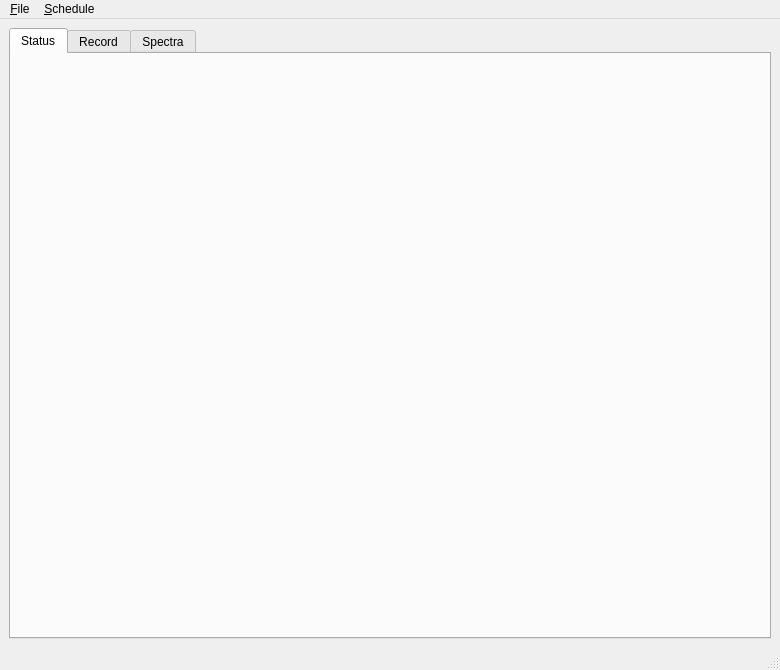
Above: piccolo2/player/player.ui from TeamPiccolo/piccolo2-player before the change. Below: the same form after it.
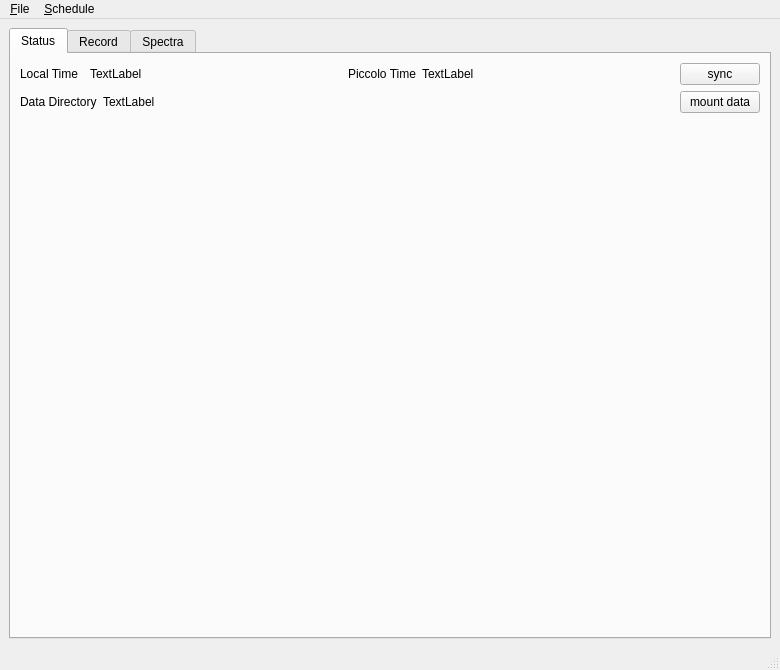
That is the form after the change. The open tabs and pages were chosen to show the change. Icons and pictures are not drawn. Custom widgets are drawn as their Qt base class.

Commit message: populate status tab

The edit to the form file:
```diff
--- a/piccolo2/player/player.ui
+++ b/piccolo2/player/player.ui
@@ -30,6 +30,172 @@
        <attribute name="title">
         <string>Status</string>
        </attribute>
+       <layout class="QVBoxLayout" name="verticalLayout_3">
+        <item>
+         <layout class="QHBoxLayout" name="horizontalLayout_8">
+          <item>
+           <widget class="QLabel" name="label_4">
+            <property name="sizePolicy">
+             <sizepolicy hsizetype="Preferred" vsizetype="Preferred">
+              <horstretch>0</horstretch>
+              <verstretch>0</verstretch>
+             </sizepolicy>
+            </property>
+            <property name="minimumSize">
+             <size>
+              <width>64</width>
+              <height>0</height>
+             </size>
+            </property>
+            <property name="text">
+             <string>Local Time</string>
+            </property>
+           </widget>
+          </item>
+          <item>
+           <widget class="QLabel" name="localTime">
+            <property name="sizePolicy">
+             <sizepolicy hsizetype="Expanding" vsizetype="Preferred">
+              <horstretch>0</horstretch>
+              <verstretch>0</verstretch>
+             </sizepolicy>
+            </property>
+            <property name="text">
+             <string>TextLabel</string>
+            </property>
+           </widget>
+          </item>
+          <item>
+           <spacer name="horizontalSpacer_6">
+            <property name="orientation">
+             <enum>Qt::Horizontal</enum>
+            </property>
+            <property name="sizeHint" stdset="0">
+             <size>
+              <width>40</width>
+              <height>20</height>
+             </size>
+            </property>
+           </spacer>
+          </item>
+          <item>
+           <widget class="QLabel" name="label_6">
+            <property name="sizePolicy">
+             <sizepolicy hsizetype="Preferred" vsizetype="Preferred">
+              <horstretch>0</horstretch>
+              <verstretch>0</verstretch>
+             </sizepolicy>
+            </property>
+            <property name="text">
+             <string>Piccolo Time</string>
+            </property>
+           </widget>
+          </item>
+          <item>
+           <widget class="QLabel" name="piccoloTime">
+            <property name="sizePolicy">
+             <sizepolicy hsizetype="Expanding" vsizetype="Preferred">
+              <horstretch>0</horstretch>
+              <verstretch>0</verstretch>
+             </sizepolicy>
+            </property>
+            <property name="text">
+             <string>TextLabel</string>
+            </property>
+           </widget>
+          </item>
+          <item>
+           <spacer name="horizontalSpacer_4">
+            <property name="orientation">
+             <enum>Qt::Horizontal</enum>
+            </property>
+            <property name="sizeHint" stdset="0">
+             <size>
+              <width>40</width>
+              <height>20</height>
+             </size>
+            </property>
+           </spacer>
+          </item>
+          <item>
+           <widget class="QPushButton" name="syncTimeButton">
+            <property name="text">
+             <string>sync</string>
+            </property>
+           </widget>
+          </item>
+         </layout>
+        </item>
+        <item>
+         <layout class="QHBoxLayout" name="horizontalLayout_9">
+          <item>
+           <widget class="QLabel" name="label_5">
+            <property name="sizePolicy">
+             <sizepolicy hsizetype="Preferred" vsizetype="Preferred">
+              <horstretch>0</horstretch>
+              <verstretch>0</verstretch>
+             </sizepolicy>
+            </property>
+            <property name="text">
+             <string>Data Directory</string>
+            </property>
+           </widget>
+          </item>
+          <item>
+           <widget class="QLabel" name="dataDir">
+            <property name="sizePolicy">
+             <sizepolicy hsizetype="Expanding" vsizetype="Preferred">
+              <horstretch>0</horstretch>
+              <verstretch>0</verstretch>
+             </sizepolicy>
+            </property>
+            <property name="text">
+             <string>TextLabel</string>
+            </property>
+           </widget>
+          </item>
+          <item>
+           <spacer name="horizontalSpacer_5">
+            <property name="orientation">
+             <enum>Qt::Horizontal</enum>
+            </property>
+            <property name="sizeHint" stdset="0">
+             <size>
+              <width>40</width>
+              <height>20</height>
+             </size>
+            </property>
+           </spacer>
+          </item>
+          <item>
+           <widget class="QPushButton" name="mountDataButton">
+            <property name="sizePolicy">
+             <sizepolicy hsizetype="Minimum" vsizetype="Fixed">
+              <horstretch>0</horstretch>
+              <verstretch>0</verstretch>
+             </sizepolicy>
+            </property>
+            <property name="text">
+             <string>mount data</string>
+            </property>
+           </widget>
+          </item>
+         </layout>
+        </item>
+        <item>
+         <spacer name="verticalSpacer">
+          <property name="orientation">
+           <enum>Qt::Vertical</enum>
+          </property>
+          <property name="sizeHint" stdset="0">
+           <size>
+            <width>20</width>
+            <height>463</height>
+           </size>
+          </property>
+         </spacer>
+        </item>
+       </layout>
       </widget>
       <widget class="QWidget" name="tab_Record">
        <property name="autoFillBackground">
```
Left out of the diff: 2 changed lines with no effect on the pictures. The commit also changes 2 other files.
